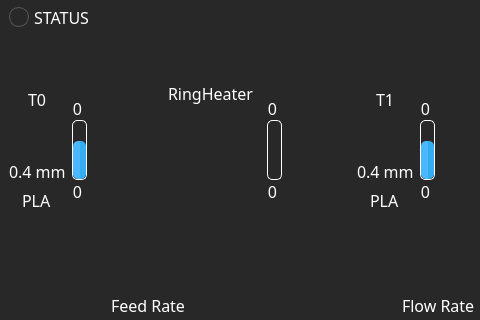
Before: the Qt Designer form octoprint_ControlCenter/ui/home_screen/home_screen.ui in FracktalWorks/ControlCenter, drawn with Qt 5; both pictures show x 0 to 480 and y 0 to 320 of the 1024 by 626 pixel window.
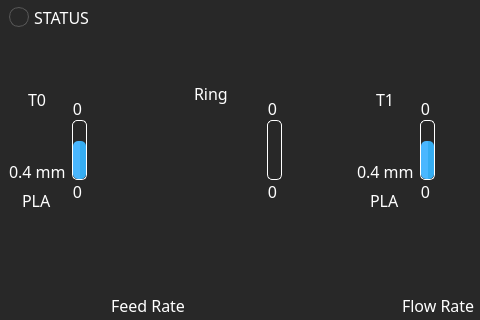
After: the same form once the commit is applied. Icons and pictures are not drawn.

Commit message:
Update heater ring label and icon
Changed the button label from 'RingHeater' to 'Ring' on the home screen UI and updated the heaterRing.png icon.

Patch:
```diff
--- a/octoprint_ControlCenter/ui/home_screen/home_screen.ui
+++ b/octoprint_ControlCenter/ui/home_screen/home_screen.ui
@@ -549,7 +549,7 @@
 background-color: rgb(255, 255, 255,0);</string>
                  </property>
                  <property name="text">
-                  <string>RingHeater</string>
+                  <string>Ring</string>
                  </property>
                 </widget>
                </item>
```
The commit also changes 1 other file.
